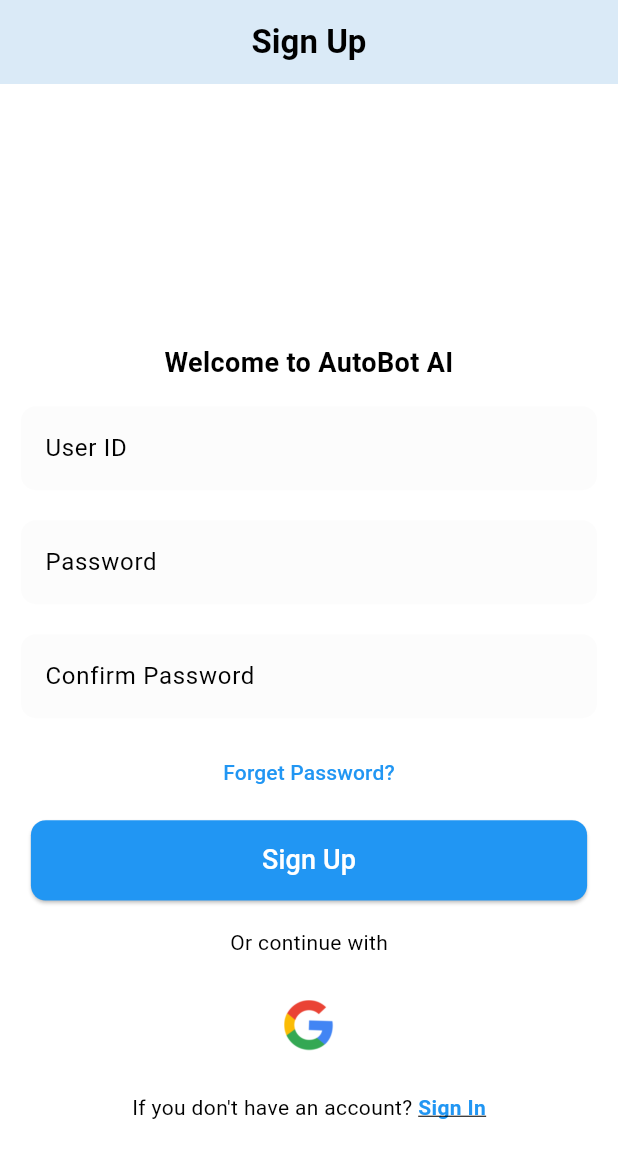
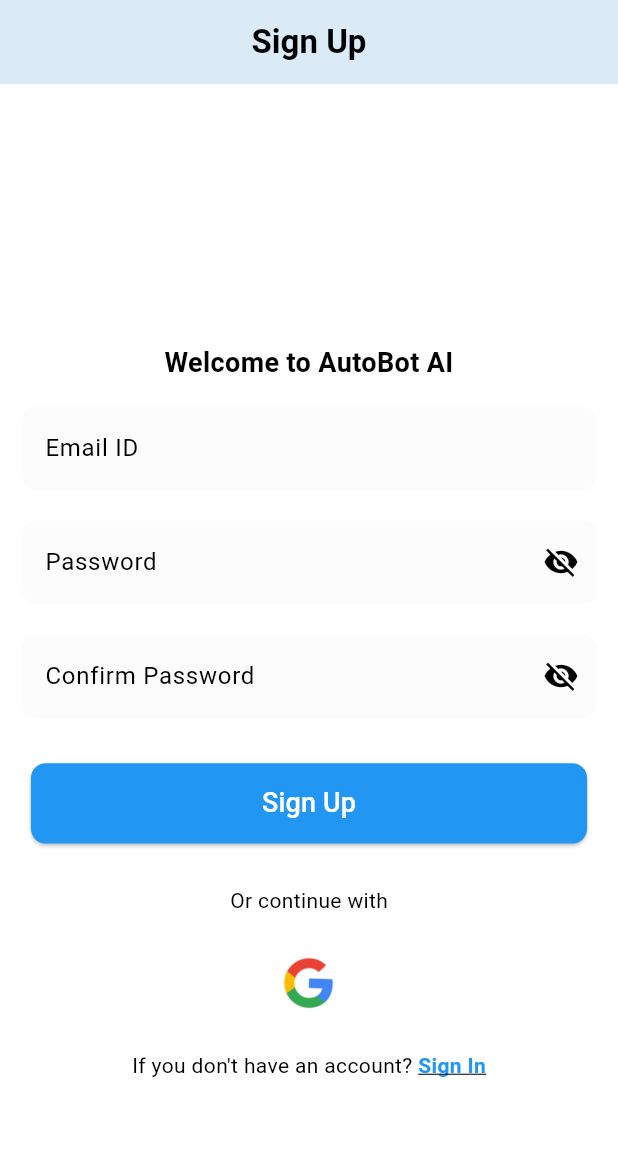
Before and after one commit to PullingalSoorath/AI-Eureka, a Flutter app: the AuthScreen screen opened directly, after a tap on an icon or button, on a phone screen of 412 x 824 dp. Shown: the top 1158 px of the screen. Run offline on Flutter 3.47's test engine with Material 3 defaults, Android fonts, the phone set to English and light mode, and no system bars; our stand-ins replace firebase_auth, firebase_core, flutter_markdown, google_generative_ai, google_sign_in; accounts and stored records are empty; network calls fail.

```diff
--- a/lib/presentation/screen/auth_page.dart
+++ b/lib/presentation/screen/auth_page.dart
@@ -1,8 +1,11 @@
-import 'package:eureka/widgets/auth_text_field.dart';
-import 'package:eureka/widgets/auth_button.dart';
+// ignore_for_file: use_build_context_synchronously
+
+import 'package:eureka/services/auth_service.dart';
 import 'package:eureka/widgets/sign_signup_text_btn.dart';
-import 'package:eureka/util/app_const.dart';
 import 'package:flutter/material.dart';
+import '../../widgets/google_image_button.dart';
+import 'sign_in_auth.dart';
+import 'sign_up_auth.dart';
 
 class AuthScreen extends StatefulWidget {
   const AuthScreen({super.key});
@@ -41,24 +44,8 @@ class _AuthScreenState extends State<AuthScreen> {
               ),
               child: Text('Or continue with'),
             ),
-            Padding(
-              padding: const EdgeInsets.all(20.0),
-              child: Container(
-                decoration: BoxDecoration(
-                  borderRadius: BorderRadius.circular(10),
-                  color: Colors.white,
-                ),
-                height: 50,
-                width: 50,
-                child: Padding(
-                  padding: const EdgeInsets.all(8.0),
-                  child: Image.asset(
-                    'assets/images/google.png',
-                    height: 24.0,
-                    width: 24,
-                  ),
-                ),
-              ),
+            GoogleImageButton(
+              onTap: () => AuthServices().signWithGoogle(),
             ),
             AccountAuthText(
               text1: "If you don't have an account? ",
@@ -75,106 +62,3 @@ class _AuthScreenState extends State<AuthScreen> {
     );
   }
 }
-
-class SignUpAuth extends StatelessWidget {
-  const SignUpAuth({
-    super.key,
-  });
-
-  @override
-  Widget build(BuildContext context) {
-    return Column(
-      mainAxisAlignment: MainAxisAlignment.center,
-      children: [
-        const SizedBox(
-          width: double.infinity,
-        ),
-        const Padding(
-          padding: EdgeInsets.all(8.0),
-          child: Text(
-            'Welcome to $appName',
-            style: TextStyle(
-              fontWeight: FontWeight.bold,
-              fontSize: 18,
-            ),
-            textAlign: TextAlign.center,
-          ),
-        ),
-        const AuthTextField(
-          hintText: "User ID",
-        ),
-        const AuthTextField(
-          hintText: "Password",
-        ),
-        const AuthTextField(
-          hintText: "Confirm Password",
-        ),
-        TextButton(
-          onPressed: () {
-            //forget password
-          },
-          child: const Text(
-            'Forget Password?',
-            style: TextStyle(
-              color: Colors.blue,
-            ),
-          ),
-        ),
-        AuthButton(
-          buttonName: "Sign Up",
-          onTap: () {},
-        ),
-      ],
-    );
-  }
-}
-
-class SignInAuth extends StatelessWidget {
-  const SignInAuth({
-    super.key,
-  });
-
-  @override
-  Widget build(BuildContext context) {
-    return Column(
-      mainAxisAlignment: MainAxisAlignment.center,
-      children: [
-        const SizedBox(
-          width: double.infinity,
-        ),
-        const Padding(
-          padding: EdgeInsets.all(8.0),
-          child: Text(
-            'Welcome back to $appName',
-            style: TextStyle(
-              fontWeight: FontWeight.bold,
-              fontSize: 18,
-            ),
-            textAlign: TextAlign.center,
-          ),
-        ),
-        const AuthTextField(
-          hintText: "User ID",
-        ),
-        const AuthTextField(
-          hintText: "Password",
-        ),
-        TextButton(
-          onPressed: () {
-            //forget password
-          },
-          child: const Text(
-            'Forget Password?',
-            style: TextStyle(
-              color: Colors.blue,
-            ),
-          ),
-        ),
-        AuthButton(
-          buttonName: "Sign In",
-          onTap: () {},
-        ),
-      ],
-    );
-  }
-}
--- /dev/null
+++ b/lib/presentation/screen/sign_in_auth.dart
@@ -0,0 +1,112 @@
+// ignore_for_file: use_build_context_synchronously
+
+import 'package:eureka/widgets/auth_button.dart';
+import 'package:eureka/widgets/auth_text_field.dart';
+import 'package:firebase_auth/firebase_auth.dart';
+import 'package:flutter/material.dart';
+
+import '../../util/app_const.dart';
+
+class SignInAuth extends StatefulWidget {
+  const SignInAuth({
+    super.key,
+  });
+
+  @override
+  State<SignInAuth> createState() => _SignInAuthState();
+}
+
+class _SignInAuthState extends State<SignInAuth> {
+  final usernameController = TextEditingController();
+  final passwordController = TextEditingController();
+
+  void signInUser() async {
+    showDialog(
+      context: context,
+      builder: (context) => Center(
+          child: CircularProgressIndicator(
+        color: Colors.white,
+        backgroundColor: Theme.of(context).colorScheme.background,
+      )),
+    );
+
+    try {
+      await FirebaseAuth.instance.signInWithEmailAndPassword(
+        email: usernameController.text,
+        password: passwordController.text,
+      );
+      Navigator.pop(context);
+    } on FirebaseAuthException catch (e) {
+      errorMessage(e.code);
+      Navigator.pop(context);
+    }
+  }
+
+  void errorMessage(String message) {
+    ScaffoldMessenger.of(context).showSnackBar(
+      SnackBar(
+        content: Text(
+          message.toString(),
+        ),
+        backgroundColor: Colors.redAccent,
+        duration: const Duration(seconds: 2), // Adjust the duration as needed
+      ),
+    );
+  }
+
+  @override
+  Widget build(BuildContext context) {
+    return Column(
+      mainAxisAlignment: MainAxisAlignment.center,
+      children: [
+        const SizedBox(
+          width: double.infinity,
+        ),
+        const Padding(
+          padding: EdgeInsets.all(8.0),
+          child: Text(
+            'Welcome back to $appName',
+            style: TextStyle(
+              fontWeight: FontWeight.bold,
+              fontSize: 18,
+            ),
+            textAlign: TextAlign.center,
+          ),
+        ),
+        AuthTextField(
+          hintText: "User ID",
+          controller: usernameController,
+          enableObscureText: false,
+          obscureText: false,
+        ),
+        AuthTextField(
+          hintText: "Password",
+          controller: passwordController,
+          enableObscureText: true,
+          obscureText: true,
+        ),
+        TextButton(
+          onPressed: () {
+            //forget password
+            // Navigator.push(
+            //   context,
+            //   MaterialPageRoute(
+            //     builder: (context) => const ChatScreen(),
+            //   ),
+            // );
+          },
+          child: const Text(
+            'Forget Password?',
+            style: TextStyle(
+              color: Colors.blue,
+            ),
+          ),
+        ),
+        AuthButton(
+          buttonName: "Sign In",
+          onTap: signInUser,
+        ),
+      ],
+    );
+  }
+}
--- /dev/null
+++ b/lib/presentation/screen/sign_up_auth.dart
@@ -0,0 +1,110 @@
+// ignore_for_file: use_build_context_synchronously
+
+import 'package:eureka/util/app_const.dart';
+import 'package:eureka/widgets/auth_button.dart';
+import 'package:eureka/widgets/auth_text_field.dart';
+import 'package:firebase_auth/firebase_auth.dart';
+import 'package:flutter/material.dart';
+
+class SignUpAuth extends StatefulWidget {
+  const SignUpAuth({
+    super.key,
+  });
+
+  @override
+  State<SignUpAuth> createState() => _SignUpAuthState();
+}
+
+class _SignUpAuthState extends State<SignUpAuth> {
+  final _usernameController = TextEditingController();
+
+  final _passwordController = TextEditingController();
+
+  final _conformPasswordController = TextEditingController();
+
+  void errorMessage(String message) {
+    ScaffoldMessenger.of(context).showSnackBar(
+      SnackBar(
+        content: Text(
+          message.toString(),
+        ),
+        backgroundColor: Colors.redAccent,
+        duration: const Duration(seconds: 2), // Adjust the duration as needed
+      ),
+    );
+  }
+
+  signUpUser() async {
+    showDialog(
+      context: context,
+      builder: (context) {
+        return const Center(
+          child: CircularProgressIndicator(),
+        );
+      },
+    );
+    try {
+      if (_passwordController.text == _conformPasswordController.text) {
+        await FirebaseAuth.instance.createUserWithEmailAndPassword(
+          email: _usernameController.text,
+          password: _passwordController.text,
+        );
+        Navigator.pop(context);
+      } else {
+        Navigator.pop(context);
+        errorMessage('Password does not match');
+      }
+    } on FirebaseAuthException catch (e) {
+      Navigator.pop(context);
+      errorMessage(e.code);
+    }
+  }
+
+  @override
+  Widget build(BuildContext context) {
+    return Column(
+      mainAxisAlignment: MainAxisAlignment.center,
+      children: [
+        const SizedBox(
+          width: double.infinity,
+        ),
+        const Padding(
+          padding: EdgeInsets.all(8.0),
+          child: Text(
+            'Welcome to $appName',
+            style: TextStyle(
+              fontWeight: FontWeight.bold,
+              fontSize: 18,
+            ),
+            textAlign: TextAlign.center,
+          ),
+        ),
+        AuthTextField(
+          hintText: "Email ID",
+          controller: _usernameController,
+          enableObscureText: false,
+          obscureText: false,
+        ),
+        AuthTextField(
+          hintText: "Password",
+          controller: _passwordController,
+          enableObscureText: true,
+          obscureText: true,
+        ),
+        AuthTextField(
+          hintText: "Confirm Password",
+          controller: _conformPasswordController,
+          enableObscureText: true,
+          obscureText: true,
+        ),
+        Padding(
+          padding: const EdgeInsets.symmetric(vertical: 10.0),
+          child: AuthButton(
+            buttonName: "Sign Up",
+            onTap: signUpUser,
+          ),
+        ),
+      ],
+    );
+  }
+}
--- a/lib/widgets/auth_text_field.dart
+++ b/lib/widgets/auth_text_field.dart
@@ -1,14 +1,25 @@
 import 'package:flutter/material.dart';
 
-class AuthTextField extends StatelessWidget {
-  const AuthTextField({
+// ignore: must_be_immutable
+class AuthTextField extends StatefulWidget {
+  AuthTextField({
     super.key,
     required this.hintText,
     this.controller,
+    required this.obscureText,
+    required this.enableObscureText,
   });
   final String hintText;
   final TextEditingController? controller;
 
+  late bool obscureText;
+  late bool enableObscureText;
+
+  @override
+  State<AuthTextField> createState() => _AuthTextFieldState();
+}
+
+class _AuthTextFieldState extends State<AuthTextField> {
   @override
   Widget build(BuildContext context) {
     return Padding(
@@ -19,11 +30,27 @@ class AuthTextField extends StatelessWidget {
       child: SizedBox(
         height: 60,
         child: TextFormField(
-          controller: controller,
+          controller: widget.controller,
+          obscureText: widget.obscureText,
           decoration: InputDecoration(
+            suffixIcon: Visibility(
+              visible: widget.enableObscureText,
+              child: IconButton(
+                onPressed: () {
+                  setState(() {
+                    widget.obscureText = !widget.obscureText;
+                  });
+                },
+                icon: Icon(
+                  widget.obscureText
+                      ? Icons.visibility_off
+                      : Icons.visibility,
+                ),
+              ),
+            ),
             fillColor: Theme.of(context).colorScheme.onBackground,
             filled: true,
-            hintText: hintText,
+            hintText: widget.hintText,
             border: const OutlineInputBorder(
               borderSide: BorderSide.none,
               borderRadius: BorderRadius.all(
--- /dev/null
+++ b/lib/widgets/google_image_button.dart
@@ -0,0 +1,37 @@
+// ignore_for_file: use_build_context_synchronously
+
+import 'package:flutter/material.dart';
+
+class GoogleImageButton extends StatelessWidget {
+  const GoogleImageButton({
+    super.key,
+    required this.onTap,
+  });
+  final Function() onTap;
+
+  @override
+  Widget build(BuildContext context) {
+    return InkWell(
+      onTap: onTap,
+      child: Padding(
+        padding: const EdgeInsets.all(20.0),
+        child: Container(
+          decoration: BoxDecoration(
+            borderRadius: BorderRadius.circular(10),
+            color: Colors.white,
+          ),
+          height: 50,
+          width: 50,
+          child: Padding(
+            padding: const EdgeInsets.all(8.0),
+            child: Image.asset(
+              'assets/images/google.png',
+              height: 24.0,
+              width: 24,
+            ),
+          ),
+        ),
+      ),
+    );
+  }
+}
--- a/pubspec.yaml
+++ b/pubspec.yaml
@@ -38,6 +38,10 @@ dependencies:
 
   # https://pub.dev/packages/firebase_auth
   firebase_auth: ^4.17.8
+  # https://pub.dev/packages/firebase_core
+  firebase_core: ^2.27.1
+  # https://pub.dev/packages/google_sign_in
+  google_sign_in: ^6.2.1
 
 dev_dependencies:
   flutter_test:
```
Also changed, not shown: lib/main.dart (+9 -3 lines), lib/presentation/screen/authentication.dart (added, +28 -0 lines), lib/presentation/screen/dashboard_screen.dart (+13 -0 lines), lib/services/auth_service.dart (added, +19 -0 lines), lib/firebase_options.dart (added), pubspec.lock, 4 other files.
